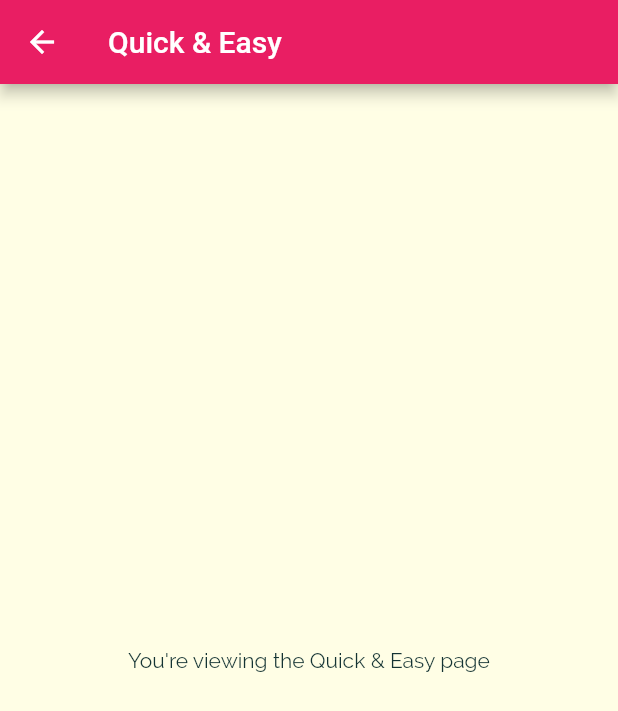
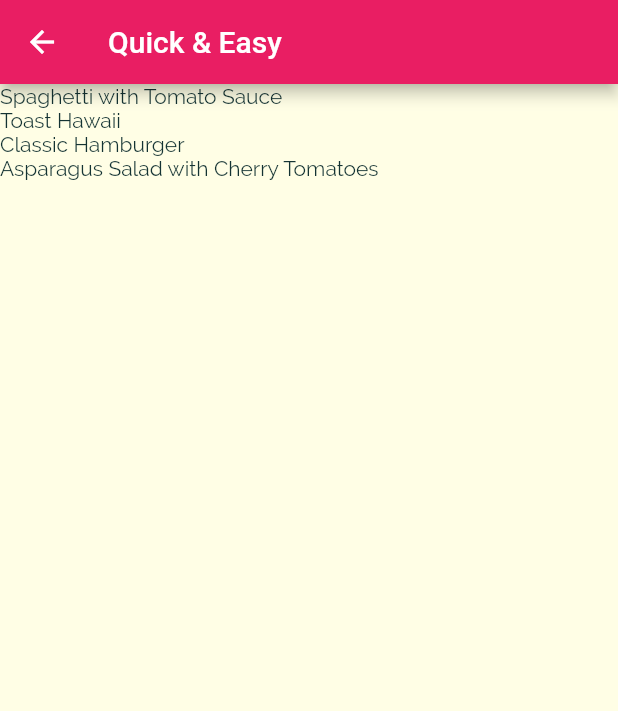
Before and after one commit to manuelwils/meals_app, a Flutter app: the screen it shows after launch, after a tap on "Quick & Easy", on a phone screen of 412 x 824 dp. Shown: the top 711 px of the screen. Run offline on Flutter 3.47's test engine with Material 2 defaults, Android fonts, the phone set to English and light mode, and no system bars.

Commit message:
setting up meals and meals categories + item

```diff
--- a/lib/category_meals_screen.dart
+++ /dev/null
@@ -1,23 +0,0 @@
-import 'package:flutter/material.dart';
-
-class CategoryMealsScreen extends StatelessWidget {
-  static const String routeName = '/category-meals';
-  const CategoryMealsScreen({Key? key}) : super(key: key);
-
-  @override
-  Widget build(BuildContext context) {
-    final Map args =
-        ModalRoute.of(context)!.settings.arguments as Map<String, String>;
-    final String id = args['id'];
-    final String title = args['title'];
-
-    return Scaffold(
-      appBar: AppBar(
-        title: Text(title),
-      ),
-      body: Center(
-        child: Text('You\'re viewing the $title page'),
-      ),
-    );
-  }
-}
--- /dev/null
+++ b/lib/dummy_meals.dart
@@ -0,0 +1,352 @@
+import './models/meal.dart';
+
+const List<Meal> dummyMeals = [
+  Meal(
+    id: 'm1',
+    categories: [
+      'c1',
+      'c2',
+    ],
+    title: 'Spaghetti with Tomato Sauce',
+    affordability: Affordability.affordable,
+    complexity: Complexity.simple,
+    imageUrl:
+        'https://upload.wikimedia.org/wikipedia/commons/thumb/2/20/Spaghetti_Bolognese_mit_Parmesan_oder_Grana_Padano.jpg/800px-Spaghetti_Bolognese_mit_Parmesan_oder_Grana_Padano.jpg',
+    duration: 20,
+    ingredients: [
+      '4 Tomatoes',
+      '1 Tablespoon of Olive Oil',
+      '1 Onion',
+      '250g Spaghetti',
+      'Spices',
+      'Cheese (optional)'
+    ],
+    steps: [
+      'Cut the tomatoes and the onion into small pieces.',
+      'Boil some water - add salt to it once it boils.',
+      'Put the spaghetti into the boiling water - they should be done in about 10 to 12 minutes.',
+      'In the meantime, heaten up some olive oil and add the cut onion.',
+      'After 2 minutes, add the tomato pieces, salt, pepper and your other spices.',
+      'The sauce will be done once the spaghetti are.',
+      'Feel free to add some cheese on top of the finished dish.'
+    ],
+    isGlutenFree: false,
+    isVegan: true,
+    isVegetarian: true,
+    isLactoseFree: true,
+  ),
+  Meal(
+    id: 'm2',
+    categories: [
+      'c2',
+    ],
+    title: 'Toast Hawaii',
+    affordability: Affordability.affordable,
+    complexity: Complexity.simple,
+    imageUrl:
+        'https://cdn.pixabay.com/photo/2018/07/11/21/51/toast-3532016_1280.jpg',
+    duration: 10,
+    ingredients: [
+      '1 Slice White Bread',
+      '1 Slice Ham',
+      '1 Slice Pineapple',
+      '1-2 Slices of Cheese',
+      'Butter'
+    ],
+    steps: [
+      'Butter one side of the white bread',
+      'Layer ham, the pineapple and cheese on the white bread',
+      'Bake the toast for round about 10 minutes in the oven at 200°C'
+    ],
+    isGlutenFree: false,
+    isVegan: false,
+    isVegetarian: false,
+    isLactoseFree: false,
+  ),
+  Meal(
+    id: 'm3',
+    categories: [
+      'c2',
+      'c3',
+    ],
+    title: 'Classic Hamburger',
+    affordability: Affordability.pricey,
+    complexity: Complexity.simple,
+    imageUrl:
+        'https://cdn.pixabay.com/photo/2014/10/23/18/05/burger-500054_1280.jpg',
+    duration: 45,
+    ingredients: [
+      '300g Cattle Hack',
+      '1 Tomato',
+      '1 Cucumber',
+      '1 Onion',
+      'Ketchup',
+      '2 Burger Buns'
+    ],
+    steps: [
+      'Form 2 patties',
+      'Fry the patties for c. 4 minutes on each side',
+      'Quickly fry the buns for c. 1 minute on each side',
+      'Bruch buns with ketchup',
+      'Serve burger with tomato, cucumber and onion'
+    ],
+    isGlutenFree: false,
+    isVegan: false,
+    isVegetarian: false,
+    isLactoseFree: true,
+  ),
+  Meal(
+    id: 'm4',
+    categories: [
+      'c4',
+    ],
+    title: 'Wiener Schnitzel',
+    affordability: Affordability.luxurious,
+    complexity: Complexity.challenging,
+    imageUrl:
+        'https://cdn.pixabay.com/photo/2018/03/31/19/29/schnitzel-3279045_1280.jpg',
+    duration: 60,
+    ingredients: [
+      '8 Veal Cutlets',
+      '4 Eggs',
+      '200g Bread Crumbs',
+      '100g Flour',
+      '300ml Butter',
+      '100g Vegetable Oil',
+      'Salt',
+      'Lemon Slices'
+    ],
+    steps: [
+      'Tenderize the veal to about 2-4mm, and salt on both sides.',
+      'On a flat plate, stir the eggs briefly with a fork.',
+      'Lightly coat the cutlets in flour then dip into the egg, and finally, coat in breadcrumbs.',
+      'Heat the butter and oil in a large pan (allow the fat to get very hot) and fry the schnitzels until golden brown on both sides.',
+      'Make sure to toss the pan regularly so that the schnitzels are surrounded by oil and the crumbing becomes "fluffy".',
+      'Remove, and drain on kitchen paper. Fry the parsley in the remaining oil and drain.',
+      'Place the schnitzels on awarmed plate and serve garnishedwith parsley and slices of lemon.'
+    ],
+    isGlutenFree: false,
+    isVegan: false,
+    isVegetarian: false,
+    isLactoseFree: false,
+  ),
+  Meal(
+    id: 'm5',
+    categories: [
+      'c2'
+          'c5',
+      'c10',
+    ],
+    title: 'Salad with Smoked Salmon',
+    affordability: Affordability.luxurious,
+    complexity: Complexity.simple,
+    imageUrl:
+        'https://cdn.pixabay.com/photo/2016/10/25/13/29/smoked-salmon-salad-1768890_1280.jpg',
+    duration: 15,
+    ingredients: [
+      'Arugula',
+      'Lamb\'s Lettuce',
+      'Parsley',
+      'Fennel',
+      '200g Smoked Salmon',
+      'Mustard',
+      'Balsamic Vinegar',
+      'Olive Oil',
+      'Salt and Pepper'
+    ],
+    steps: [
+      'Wash and cut salad and herbs',
+      'Dice the salmon',
+      'Process mustard, vinegar and olive oil into a dessing',
+      'Prepare the salad',
+      'Add salmon cubes and dressing'
+    ],
+    isGlutenFree: true,
+    isVegan: false,
+    isVegetarian: true,
+    isLactoseFree: true,
+  ),
+  Meal(
+    id: 'm6',
+    categories: [
+      'c6',
+      'c10',
+    ],
+    title: 'Delicious Orange Mousse',
+    affordability: Affordability.affordable,
+    complexity: Complexity.hard,
+    imageUrl:
+        'https://cdn.pixabay.com/photo/2017/05/01/05/18/pastry-2274750_1280.jpg',
+    duration: 240,
+    ingredients: [
+      '4 Sheets of Gelatine',
+      '150ml Orange Juice',
+      '80g Sugar',
+      '300g Yoghurt',
+      '200g Cream',
+      'Orange Peel',
+    ],
+    steps: [
+      'Dissolve gelatine in pot',
+      'Add orange juice and sugar',
+      'Take pot off the stove',
+      'Add 2 tablespoons of yoghurt',
+      'Stir gelatin under remaining yoghurt',
+      'Cool everything down in the refrigerator',
+      'Whip the cream and lift it under die orange mass',
+      'Cool down again for at least 4 hours',
+      'Serve with orange peel',
+    ],
+    isGlutenFree: true,
+    isVegan: false,
+    isVegetarian: true,
+    isLactoseFree: false,
+  ),
+  Meal(
+    id: 'm7',
+    categories: [
+      'c7',
+    ],
+    title: 'Pancakes',
+    affordability: Affordability.affordable,
+    complexity: Complexity.simple,
+    imageUrl:
+        'https://cdn.pixabay.com/photo/2018/07/10/21/23/pancake-3529653_1280.jpg',
+    duration: 20,
+    ingredients: [
+      '1 1/2 Cups all-purpose Flour',
+      '3 1/2 Teaspoons Baking Powder',
+      '1 Teaspoon Salt',
+      '1 Tablespoon White Sugar',
+      '1 1/4 cups Milk',
+      '1 Egg',
+      '3 Tablespoons Butter, melted',
+    ],
+    steps: [
+      'In a large bowl, sift together the flour, baking powder, salt and sugar.',
+      'Make a well in the center and pour in the milk, egg and melted butter; mix until smooth.',
+      'Heat a lightly oiled griddle or frying pan over medium high heat.',
+      'Pour or scoop the batter onto the griddle, using approximately 1/4 cup for each pancake. Brown on both sides and serve hot.'
+    ],
+    isGlutenFree: true,
+    isVegan: false,
+    isVegetarian: true,
+    isLactoseFree: false,
+  ),
+  Meal(
+    id: 'm8',
+    categories: [
+      'c8',
+    ],
+    title: 'Creamy Indian Chicken Curry',
+    affordability: Affordability.pricey,
+    complexity: Complexity.challenging,
+    imageUrl:
+        'https://cdn.pixabay.com/photo/2018/06/18/16/05/indian-food-3482749_1280.jpg',
+    duration: 35,
+    ingredients: [
+      '4 Chicken Breasts',
+      '1 Onion',
+      '2 Cloves of Garlic',
+      '1 Piece of Ginger',
+      '4 Tablespoons Almonds',
+      '1 Teaspoon Cayenne Pepper',
+      '500ml Coconut Milk',
+    ],
+    steps: [
+      'Slice and fry the chicken breast',
+      'Process onion, garlic and ginger into paste and sauté everything',
+      'Add spices and stir fry',
+      'Add chicken breast + 250ml of water and cook everything for 10 minutes',
+      'Add coconut milk',
+      'Serve with rice'
+    ],
+    isGlutenFree: true,
+    isVegan: false,
+    isVegetarian: false,
+    isLactoseFree: true,
+  ),
+  Meal(
+    id: 'm9',
+    categories: [
+      'c9',
+    ],
+    title: 'Chocolate Souffle',
+    affordability: Affordability.affordable,
+    complexity: Complexity.hard,
+    imageUrl:
+        'https://cdn.pixabay.com/photo/2014/08/07/21/07/souffle-412785_1280.jpg',
+    duration: 45,
+    ingredients: [
+      '1 Teaspoon melted Butter',
+      '2 Tablespoons white Sugar',
+      '2 Ounces 70% dark Chocolate, broken into pieces',
+      '1 Tablespoon Butter',
+      '1 Tablespoon all-purpose Flour',
+      '4 1/3 tablespoons cold Milk',
+      '1 Pinch Salt',
+      '1 Pinch Cayenne Pepper',
+      '1 Large Egg Yolk',
+      '2 Large Egg Whites',
+      '1 Pinch Cream of Tartar',
+      '1 Tablespoon white Sugar',
+    ],
+    steps: [
+      'Preheat oven to 190°C. Line a rimmed baking sheet with parchment paper.',
+      'Brush bottom and sides of 2 ramekins lightly with 1 teaspoon melted butter; cover bottom and sides right up to the rim.',
+      'Add 1 tablespoon white sugar to ramekins. Rotate ramekins until sugar coats all surfaces.',
+      'Place chocolate pieces in a metal mixing bowl.',
+      'Place bowl over a pan of about 3 cups hot water over low heat.',
+      'Melt 1 tablespoon butter in a skillet over medium heat. Sprinkle in flour. Whisk until flour is incorporated into butter and mixture thickens.',
+      'Whisk in cold milk until mixture becomes smooth and thickens. Transfer mixture to bowl with melted chocolate.',
+      'Add salt and cayenne pepper. Mix together thoroughly. Add egg yolk and mix to combine.',
+      'Leave bowl above the hot (not simmering) water to keep chocolate warm while you whip the egg whites.',
+      'Place 2 egg whites in a mixing bowl; add cream of tartar. Whisk until mixture begins to thicken and a drizzle from the whisk stays on the surface about 1 second before disappearing into the mix.',
+      'Add 1/3 of sugar and whisk in. Whisk in a bit more sugar about 15 seconds.',
+      'whisk in the rest of the sugar. Continue whisking until mixture is about as thick as shaving cream and holds soft peaks, 3 to 5 minutes.',
+      'Transfer a little less than half of egg whites to chocolate.',
+      'Mix until egg whites are thoroughly incorporated into the chocolate.',
+      'Add the rest of the egg whites; gently fold into the chocolate with a spatula, lifting from the bottom and folding over.',
+      'Stop mixing after the egg white disappears. Divide mixture between 2 prepared ramekins. Place ramekins on prepared baking sheet.',
+      'Bake in preheated oven until scuffles are puffed and have risen above the top of the rims, 12 to 15 minutes.',
+    ],
+    isGlutenFree: true,
+    isVegan: false,
+    isVegetarian: true,
+    isLactoseFree: false,
+  ),
+  Meal(
+    id: 'm10',
+    categories: [
+      'c2',
+      'c5',
+      'c10',
+    ],
+    title: 'Asparagus Salad with Cherry Tomatoes',
+    affordability: Affordability.luxurious,
+    complexity: Complexity.simple,
+    imageUrl:
+        'https://cdn.pixabay.com/photo/2018/04/09/18/26/asparagus-3304997_1280.jpg',
+    duration: 30,
+    ingredients: [
+      'White and Green Asparagus',
+      '30g Pine Nuts',
+      '300g Cherry Tomatoes',
+      'Salad',
+      'Salt, Pepper and Olive Oil'
+    ],
+    steps: [
+      'Wash, peel and cut the asparagus',
+      'Cook in salted water',
+      'Salt and pepper the asparagus',
+      'Roast the pine nuts',
+      'Halve the tomatoes',
+      'Mix with asparagus, salad and dressing',
+      'Serve with Baguette'
+    ],
+    isGlutenFree: true,
+    isVegan: true,
+    isVegetarian: true,
+    isLactoseFree: true,
+  ),
+];
--- a/lib/main.dart
+++ b/lib/main.dart
@@ -1,7 +1,7 @@
 import 'package:flutter/material.dart';
 
-import './category_meals_screen.dart';
-import './categories_screens.dart';
+import './screens/category_meals_screen.dart';
+import './screens/categories_screens.dart';
 
 void main() => runApp(const MyApp());
 
--- /dev/null
+++ b/lib/models/meal.dart
@@ -0,0 +1,44 @@
+import 'package:flutter/foundation.dart';
+
+enum Complexity {
+  simple,
+  challenging,
+  hard,
+}
+
+enum Affordability {
+  affordable,
+  pricey,
+  luxurious,
+}
+
+class Meal {
+  final String? id;
+  final List<String>? categories;
+  final String? title;
+  final String? imageUrl;
+  final List<String>? ingredients;
+  final List<String>? steps;
+  final int? duration;
+  final Complexity? complexity;
+  final Affordability? affordability;
+  final bool? isGlutenFree;
+  final bool? isLactoseFree;
+  final bool? isVegan;
+  final bool? isVegetarian;
+
+  const Meal(
+      {@required this.id,
+      @required this.categories,
+      @required this.title,
+      @required this.imageUrl,
+      @required this.ingredients,
+      @required this.steps,
+      @required this.duration,
+      @required this.complexity,
+      @required this.affordability,
+      @required this.isGlutenFree,
+      @required this.isLactoseFree,
+      @required this.isVegan,
+      @required this.isVegetarian});
+}
--- a/lib/categories_screens.dart
+++ b/lib/screens/categories_screens.dart
@@ -1,7 +1,7 @@
 import 'package:flutter/material.dart';
 
-import './category_item.dart';
-import './dummy_data.dart';
+import '../widgets/category_item.dart';
+import '../dummy_data.dart';
 
 class CategoriesScreen extends StatelessWidget {
   const CategoriesScreen({Key? key}) : super(key: key);
--- /dev/null
+++ b/lib/screens/category_meals_screen.dart
@@ -0,0 +1,33 @@
+import 'package:flutter/material.dart';
+
+import '../models/meal.dart';
+import '../dummy_meals.dart';
+
+class CategoryMealsScreen extends StatelessWidget {
+  static const String routeName = '/category-meals';
+  const CategoryMealsScreen({Key? key}) : super(key: key);
+
+  @override
+  Widget build(BuildContext context) {
+    final Map args =
+        ModalRoute.of(context)!.settings.arguments as Map<String, String>;
+
+    final String categoryId = args['id'];
+    final String categoryTitle = args['title'];
+
+    final List<Meal> categoryMeals = dummyMeals
+        .where((meal) => meal.categories!.contains(categoryId))
+        .toList();
+
+    return Scaffold(
+        appBar: AppBar(
+          title: Text(categoryTitle),
+        ),
+        body: ListView.builder(
+          itemBuilder: (context, index) {
+            return Text(categoryMeals[index].title!);
+          },
+          itemCount: categoryMeals.length,
+        ));
+  }
+}
--- a/lib/category_item.dart
+++ b/lib/widgets/category_item.dart
@@ -1,6 +1,6 @@
 import 'package:flutter/material.dart';
 
-import './category_meals_screen.dart';
+import '../screens/category_meals_screen.dart';
 
 class CategoryItem extends StatelessWidget {
   final String id;
@@ -25,9 +25,11 @@ class CategoryItem extends StatelessWidget {
       borderRadius: BorderRadius.circular(15),
       child: Container(
         padding: const EdgeInsets.all(16),
-        child: Text(
-          title,
-          style: Theme.of(context).textTheme.headline1,
+        child: Center(
+          child: Text(
+            title,
+            style: Theme.of(context).textTheme.headline1,
+          ),
         ),
         decoration: BoxDecoration(
           gradient: LinearGradient(
```
